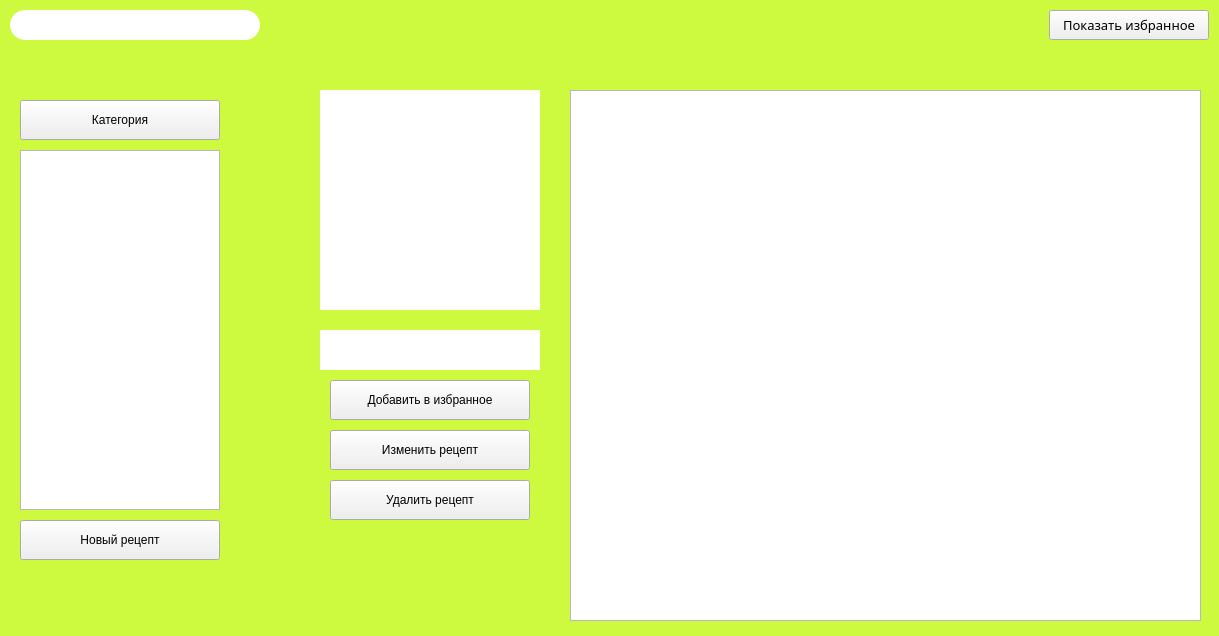
This is Visual Programming/CourseWork/Part2/ReceptBook/mainwindow.ui in Krasnoffsky/Study as Qt 5 draws it before an edit. The edited form follows.
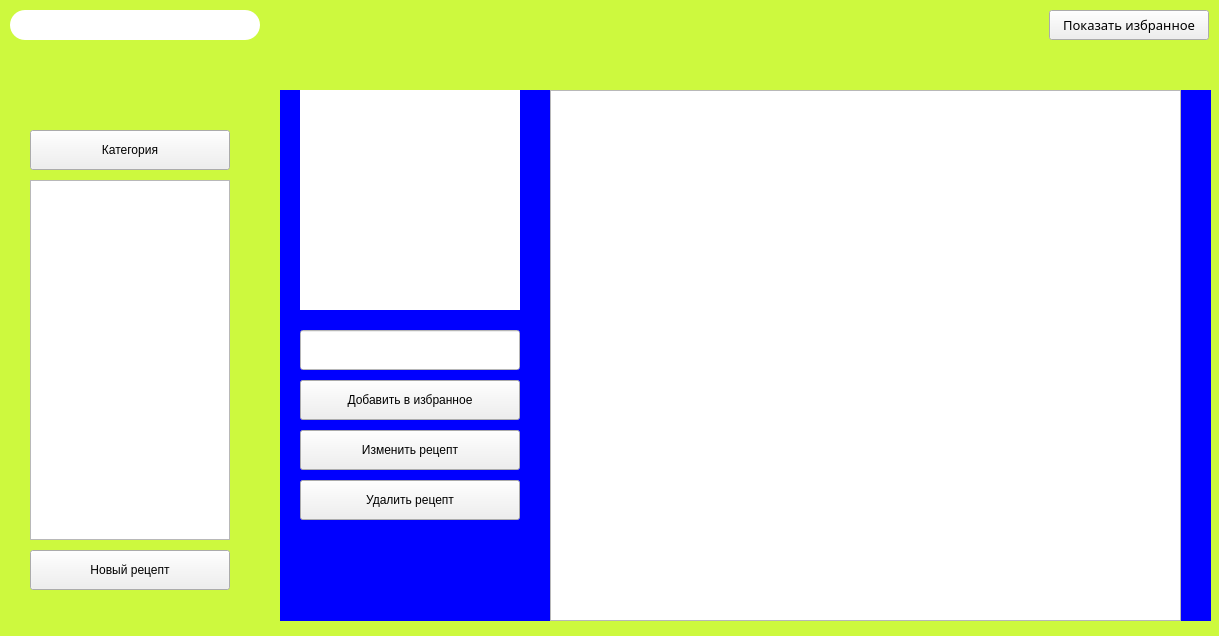
This is the edited form. Icons and pictures are not drawn.

```diff
--- a/Visual Programming/CourseWork/Part2/ReceptBook/mainwindow.ui
+++ b/Visual Programming/CourseWork/Part2/ReceptBook/mainwindow.ui
@@ -53,7 +53,10 @@
 	max-width: 250px;
 	border-color: green }
 
-QLabel { background-color: white}
+#nameLabel {background-color: white}
+#picLabel {background-color: white}
+
+#designLabel_big { background-color: blue}
 </string>
   </property>
   <widget class="QWidget" name="centralwidget">
@@ -113,7 +116,7 @@
     </property>
     <property name="geometry">
      <rect>
-      <x>570</x>
+      <x>550</x>
       <y>90</y>
       <width>631</width>
       <height>531</height>
@@ -126,8 +129,8 @@
    <widget class="QPushButton" name="categoriesButton">
     <property name="geometry">
      <rect>
-      <x>20</x>
-      <y>100</y>
+      <x>30</x>
+      <y>130</y>
       <width>200</width>
       <height>40</height>
      </rect>
@@ -139,8 +142,8 @@
    <widget class="QTableView" name="recipesTable">
     <property name="geometry">
      <rect>
-      <x>20</x>
-      <y>150</y>
+      <x>30</x>
+      <y>180</y>
       <width>200</width>
       <height>360</height>
      </rect>
@@ -149,8 +152,8 @@
    <widget class="QPushButton" name="addButton">
     <property name="geometry">
      <rect>
-      <x>20</x>
-      <y>520</y>
+      <x>30</x>
+      <y>550</y>
       <width>200</width>
       <height>40</height>
      </rect>
@@ -162,9 +165,9 @@
    <widget class="QPushButton" name="edit_bestButton">
     <property name="geometry">
      <rect>
-      <x>330</x>
+      <x>300</x>
       <y>380</y>
-      <width>200</width>
+      <width>220</width>
       <height>40</height>
      </rect>
     </property>
@@ -175,7 +178,7 @@
    <widget class="QLabel" name="picLabel">
     <property name="geometry">
      <rect>
-      <x>320</x>
+      <x>300</x>
       <y>90</y>
       <width>220</width>
       <height>220</height>
@@ -188,9 +191,9 @@
    <widget class="QPushButton" name="editButton">
     <property name="geometry">
      <rect>
-      <x>330</x>
+      <x>300</x>
       <y>430</y>
-      <width>200</width>
+      <width>220</width>
       <height>40</height>
      </rect>
     </property>
@@ -201,9 +204,9 @@
    <widget class="QPushButton" name="deleteButton">
     <property name="geometry">
      <rect>
-      <x>330</x>
+      <x>300</x>
       <y>480</y>
-      <width>200</width>
+      <width>220</width>
       <height>40</height>
      </rect>
     </property>
@@ -211,22 +214,44 @@
      <string>Удалить рецепт</string>
     </property>
    </widget>
-   <widget class="QLabel" name="nameLabel">
+   <widget class="QLabel" name="designLabel_big">
+    <property name="enabled">
+     <bool>false</bool>
+    </property>
     <property name="geometry">
      <rect>
-      <x>320</x>
+      <x>280</x>
+      <y>90</y>
+      <width>931</width>
+      <height>531</height>
+     </rect>
+    </property>
+    <property name="text">
+     <string/>
+    </property>
+   </widget>
+   <widget class="QLineEdit" name="nameLabel">
+    <property name="geometry">
+     <rect>
+      <x>300</x>
       <y>330</y>
       <width>220</width>
       <height>40</height>
      </rect>
     </property>
-    <property name="cursor">
-     <cursorShape>IBeamCursor</cursorShape>
-    </property>
-    <property name="text">
-     <string/>
-    </property>
    </widget>
+   <zorder>designLabel_big</zorder>
+   <zorder>bestButton</zorder>
+   <zorder>searchBox</zorder>
+   <zorder>outputBox</zorder>
+   <zorder>categoriesButton</zorder>
+   <zorder>recipesTable</zorder>
+   <zorder>addButton</zorder>
+   <zorder>edit_bestButton</zorder>
+   <zorder>picLabel</zorder>
+   <zorder>editButton</zorder>
+   <zorder>deleteButton</zorder>
+   <zorder>nameLabel</zorder>
   </widget>
  </widget>
  <resources/>
```
